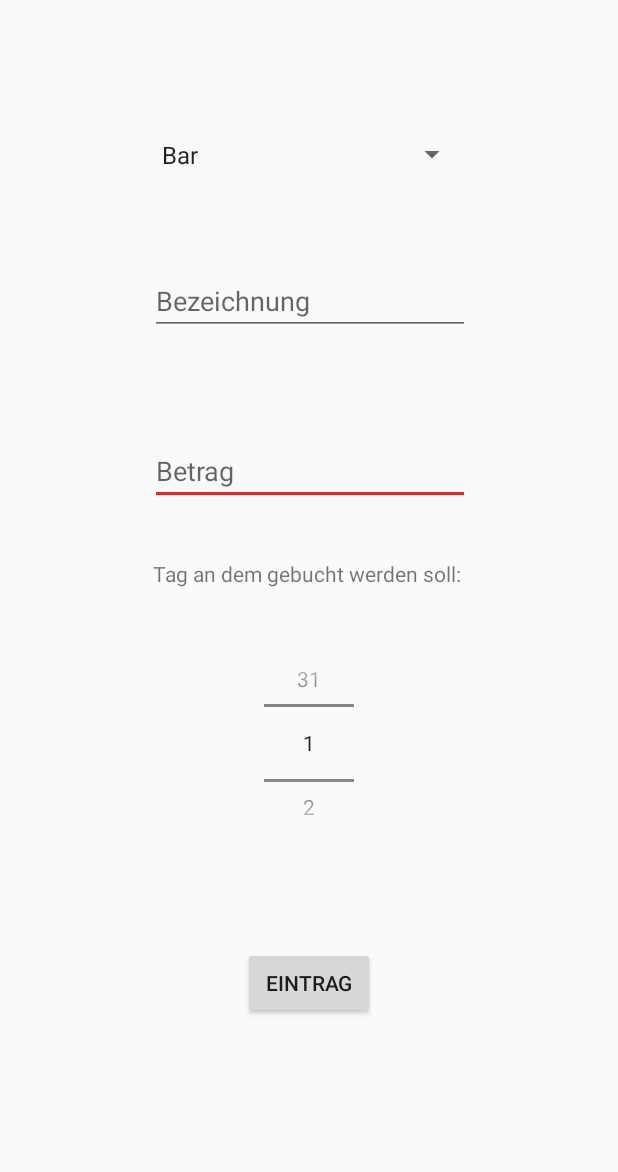
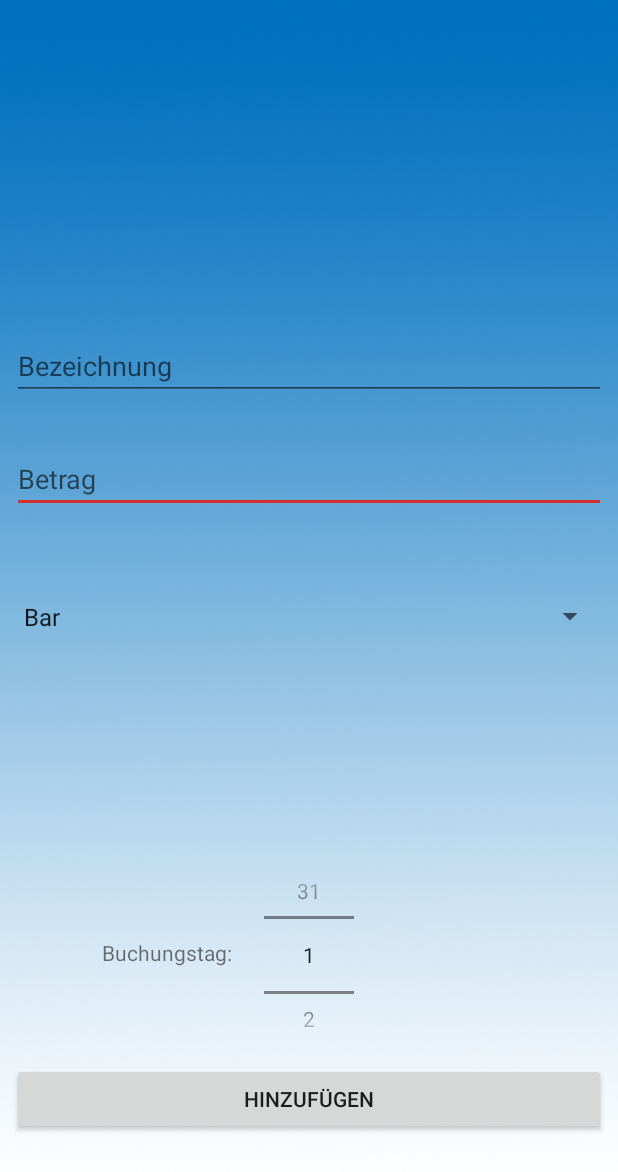
Before and after one commit to Beo1337/CashofClans, an Android app: the MonthlyEntryActivity screen opened directly, with no data from a screen before it, after a tap on "Hinzufügen", on a phone screen of 412 x 824 dp. Shown: the top 1172 px of the screen. Run offline under Robolectric (Android 15) with nearby library versions, the phone set to English and light mode, and no system bars.

```diff
--- a/app/src/main/java/com/cashify/monthly_entries/MonthlyEntryActivity.java
+++ b/app/src/main/java/com/cashify/monthly_entries/MonthlyEntryActivity.java
@@ -38,7 +38,7 @@ public class MonthlyEntryActivity extends AppCompatActivity {
         toolbar = (Toolbar) findViewById(R.id.overview_toolbar);
 
         manager = new MonthlyEntryManager(new DatabaseHelper(this));
-        adapter = new MonthlyEntryAdapter(manager);
+        adapter = new MonthlyEntryAdapter(manager, this.getApplicationContext());
 
         LinearLayoutManager layoutManager = new LinearLayoutManager(this);
 
--- a/app/src/main/java/com/cashify/monthly_entries/MonthlyEntryAdapter.java
+++ b/app/src/main/java/com/cashify/monthly_entries/MonthlyEntryAdapter.java
@@ -21,9 +21,13 @@ public class MonthlyEntryAdapter extends RecyclerView.Adapter<ViewHolder> {
 
     /**Über den Manager können die monatlichen Einträge aus der Datenbank geholt werden.*/
     private MonthlyEntryManager manager;
+    /** Context für die Farbe der Beträge*/
+    private Context context;
 
-    public MonthlyEntryAdapter(MonthlyEntryManager manager) {
+    public MonthlyEntryAdapter(MonthlyEntryManager manager, Context context) {
         this.manager = manager;
+        this.context = context;
+
     }
 
 
@@ -53,9 +57,9 @@ public class MonthlyEntryAdapter extends RecyclerView.Adapter<ViewHolder> {
 
         entryText.setText(ent.getTitle());
         if (ent.getAmount() < 0)
-            entryAmount.setTextColor(Color.RED);
+            entryAmount.setTextColor(this.context.getResources().getColor(R.color.colorRed));
         else
-            entryAmount.setTextColor(Color.GREEN);
+            entryAmount.setTextColor(this.context.getResources().getColor(R.color.colorGreen));
         entryAmount.setText("" + Math.round(ent.getAmount() * 100) / 100.0 + "");
         entryCategory.setText(ent.getCategory().getName());
         entryDate.setText("Monatstag: " + ent.getTag());
--- a/app/src/main/java/com/cashify/overview/OverviewListActivity.java
+++ b/app/src/main/java/com/cashify/overview/OverviewListActivity.java
@@ -34,7 +34,7 @@ public class OverviewListActivity extends AppCompatActivity {
         toolbar = (Toolbar) findViewById(R.id.overview_toolbar);
 
         manager = new OverviewManager(new DatabaseHelper(this));
-        adapter = new OverviewAdapter(manager);
+        adapter = new OverviewAdapter(manager, getApplicationContext());
 
         LinearLayoutManager layoutManager = new LinearLayoutManager(this);
 
--- a/app/src/main/res/layout/activity_add_monthly_entry.xml
+++ b/app/src/main/res/layout/activity_add_monthly_entry.xml
@@ -4,78 +4,85 @@
     xmlns:tools="http://schemas.android.com/tools"
     android:layout_width="match_parent"
     android:layout_height="match_parent"
-    app:layout_behavior="@string/appbar_scrolling_view_behavior"
-    tools:context="com.cashify.monthly_entries.AddMonthlyEntryActivity">
+    tools:context="com.cashify.monthly_entries.ChangeMonthlyEntryActivity"
+    android:background="@drawable/sky">
 
-    <EditText
-        android:id="@+id/Betrag"
-        android:layout_width="wrap_content"
+
+    <Button
+        android:id="@+id/ButtonCommit"
+        android:layout_width="0dp"
         android:layout_height="wrap_content"
-        android:ems="10"
-        android:inputType="numberDecimal|numberSigned"
-        android:hint="Betrag"
+        android:layout_marginBottom="67dp"
+        android:layout_marginEnd="8dp"
+        android:layout_marginLeft="8dp"
+        android:layout_marginRight="8dp"
+        android:layout_marginStart="8dp"
+
+        android:onClick="eintragen"
+        android:text="hinzufügen"
+
         app:layout_constraintBottom_toBottomOf="parent"
-        app:layout_constraintHorizontal_bias="0.502"
+        app:layout_constraintHorizontal_bias="0.0"
         app:layout_constraintLeft_toLeftOf="parent"
-        app:layout_constraintRight_toRightOf="parent"
-        app:layout_constraintTop_toTopOf="parent"
-        app:layout_constraintVertical_bias="0.374" />
+        app:layout_constraintRight_toRightOf="parent" />
 
-    <EditText
-        android:id="@+id/title"
-        android:layout_width="wrap_content"
-        android:layout_height="wrap_content"
-        android:ems="10"
-        android:inputType="textPersonName"
-        android:hint="Bezeichnung"
+    <Spinner
+        android:id="@+id/category"
+        android:layout_width="0dp"
+        android:layout_height="42dp"
+        android:layout_marginBottom="8dp"
+        android:layout_marginEnd="8dp"
+        android:layout_marginLeft="8dp"
+        android:layout_marginRight="8dp"
+        android:layout_marginStart="8dp"
+        android:layout_marginTop="8dp"
         app:layout_constraintBottom_toBottomOf="parent"
         app:layout_constraintLeft_toLeftOf="parent"
         app:layout_constraintRight_toRightOf="parent"
         app:layout_constraintTop_toTopOf="parent"
-        app:layout_constraintHorizontal_bias="0.502"
-        app:layout_constraintVertical_bias="0.229" />
+        app:layout_constraintVertical_bias="0.499" />
 
+    <EditText
+        android:id="@+id/Betrag"
+        android:layout_width="0dp"
+        android:layout_height="wrap_content"
+        android:layout_marginEnd="8dp"
+        android:layout_marginLeft="8dp"
+        android:layout_marginRight="8dp"
+        android:layout_marginStart="8dp"
+        android:ems="10"
+        android:hint="Betrag"
+        android:imeOptions="actionDone"
+        android:inputType="numberDecimal"
+        app:layout_constraintBottom_toBottomOf="parent"
+        app:layout_constraintLeft_toLeftOf="parent"
+        app:layout_constraintRight_toRightOf="parent"
+        app:layout_constraintTop_toTopOf="parent"
+        app:layout_constraintVertical_bias="0.381" />
 
-    <Spinner
-        android:id="@+id/category"
-        android:layout_width="212dp"
-        android:layout_height="42dp"
+    <EditText
+        android:id="@+id/title"
+        android:layout_width="0dp"
+        android:layout_height="wrap_content"
+        android:layout_marginEnd="8dp"
+        android:layout_marginLeft="8dp"
+        android:layout_marginRight="8dp"
+        android:layout_marginStart="8dp"
+        android:ems="10"
+        android:hint="Bezeichnung"
+        android:inputType="textPersonName"
+        app:layout_constraintBottom_toBottomOf="parent"
+        app:layout_constraintLeft_toLeftOf="parent"
+        app:layout_constraintRight_toRightOf="parent"
         app:layout_constraintTop_toTopOf="parent"
-        android:layout_marginTop="8dp"
-        app:layout_constraintBottom_toBottomOf="parent"
-        android:layout_marginBottom="8dp"
-        android:layout_marginLeft="8dp"
-        app:layout_constraintLeft_toLeftOf="parent"
-        app:layout_constraintVertical_bias="0.097"
-        android:layout_marginRight="8dp"
-        app:layout_constraintRight_toRightOf="parent" />
-
-
-
-
-
-    <Button
-        android:id="@+id/ButtonCommit"
-        android:layout_width="wrap_content"
-        android:layout_height="wrap_content"
-        android:onClick="eintragen"
-        android:text="eintrag"
-        app:layout_constraintBottom_toBottomOf="parent"
-        android:layout_marginBottom="8dp"
-        android:layout_marginRight="8dp"
-        app:layout_constraintRight_toRightOf="parent"
-        android:layout_marginLeft="8dp"
-        app:layout_constraintLeft_toLeftOf="parent"
-        android:layout_marginTop="8dp"
-        app:layout_constraintTop_toBottomOf="@+id/tag"
-        app:layout_constraintVertical_bias="0.32" />
+        app:layout_constraintVertical_bias="0.284" />
 
     <NumberPicker
         android:id="@+id/tag"
         android:layout_width="60dp"
         android:layout_height="128dp"
-        android:layout_marginTop="39dp"
-        app:layout_constraintTop_toBottomOf="@+id/textView5"
+        android:layout_marginBottom="8dp"
+        app:layout_constraintBottom_toTopOf="@+id/ButtonCommit"
         android:layout_marginRight="8dp"
         app:layout_constraintRight_toRightOf="parent"
         android:layout_marginLeft="8dp"
@@ -85,14 +92,16 @@
         android:id="@+id/textView5"
         android:layout_width="wrap_content"
         android:layout_height="wrap_content"
-        android:text="Tag an dem gebucht werden soll: "
-        android:layout_marginTop="36dp"
-        app:layout_constraintTop_toBottomOf="@+id/Betrag"
+        android:text="Buchungstag:"
         android:layout_marginRight="8dp"
         app:layout_constraintRight_toRightOf="parent"
         android:layout_marginLeft="8dp"
         app:layout_constraintLeft_toLeftOf="parent"
-        app:layout_constraintHorizontal_bias="0.503" />
+        app:layout_constraintHorizontal_bias="0.195"
+        android:layout_marginBottom="64dp"
+        app:layout_constraintBottom_toTopOf="@+id/ButtonCommit" />
+
+
 
 
 </android.support.constraint.ConstraintLayout>
--- a/app/src/main/res/layout/content_add.xml
+++ b/app/src/main/res/layout/content_add.xml
@@ -76,7 +76,7 @@
         android:text="eintrag hinzufügen"
         android:textColor="@color/colorWhite"
         app:layout_constraintBottom_toBottomOf="parent"
-        app:layout_constraintHorizontal_bias="0.406"
+        app:layout_constraintHorizontal_bias="0.0"
         app:layout_constraintLeft_toLeftOf="parent"
         app:layout_constraintRight_toRightOf="parent" />
 
--- a/app/src/main/res/layout/content_monthly_entry_elem.xml
+++ b/app/src/main/res/layout/content_monthly_entry_elem.xml
@@ -11,7 +11,6 @@
         android:layout_marginBottom="8dp"
         android:layout_marginLeft="8dp"
         app:layout_constraintBottom_toBottomOf="parent"
-        app:srcCompat="@drawable/icon_beer"
         app:layout_constraintLeft_toRightOf="@+id/entry_date" />
 
     <TextView xmlns:android="http://schemas.android.com/apk/res/android"
@@ -33,7 +32,7 @@
     <TextView
         android:id="@+id/entry_date"
         android:layout_width="0dp"
-        android:layout_height="16dp"
+        android:layout_height="18dp"
         android:layout_marginBottom="8dp"
         android:layout_marginLeft="16dp"
         android:textAppearance="@android:style/TextAppearance.Material.Small"
@@ -47,7 +46,7 @@
     <TextView
         android:id="@+id/entry_category"
         android:layout_width="wrap_content"
-        android:layout_height="16dp"
+        android:layout_height="18dp"
         android:layout_marginBottom="8dp"
         android:layout_marginLeft="8dp"
         android:text="Kategorie"
```
Also changed, not shown: app/src/main/java/com/cashify/overview/OverviewAdapter.java (+5 -2 lines), app/src/main/res/layout/activity_category_detail.xml (+44 -51 lines), app/src/main/res/layout/activity_change_monthly_entry.xml (+65 -58 lines).
